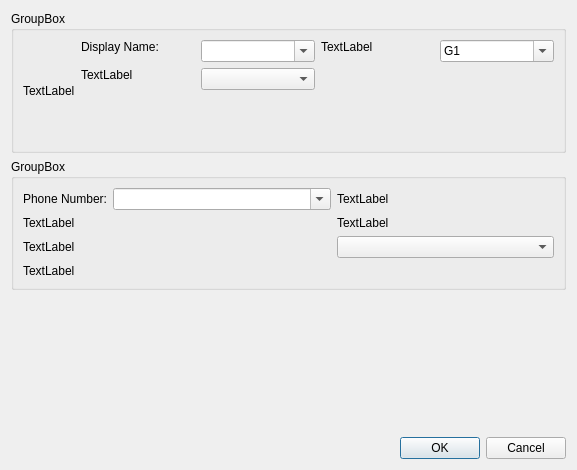
Old version of the form phonecontactproperty.ui in the repository kitech/kitphone.
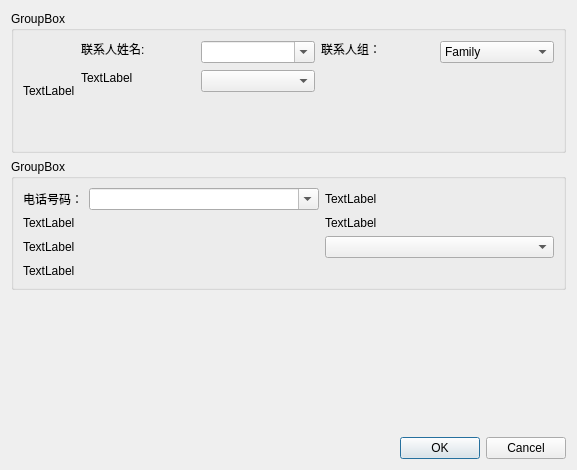
New version of the form.

Diff of the .ui file:
```diff
--- a/phonecontactproperty.ui
+++ b/phonecontactproperty.ui
@@ -38,7 +38,7 @@
         <item row="0" column="0">
          <widget class="QLabel" name="label">
           <property name="text">
-           <string>Display Name:</string>
+           <string>联系人姓名:</string>
           </property>
          </widget>
         </item>
@@ -52,18 +52,18 @@
         <item row="0" column="2">
          <widget class="QLabel" name="label_3">
           <property name="text">
-           <string>TextLabel</string>
+           <string>联系人组：</string>
           </property>
          </widget>
         </item>
         <item row="0" column="3" rowspan="2">
          <widget class="QComboBox" name="comboBox_3">
           <property name="editable">
-           <bool>true</bool>
+           <bool>false</bool>
           </property>
           <item>
            <property name="text">
-            <string>G1</string>
+            <string>Family</string>
            </property>
           </item>
           <item>
@@ -125,7 +125,7 @@
          </sizepolicy>
         </property>
         <property name="text">
-         <string>Phone Number:</string>
+         <string>电话号码：</string>
         </property>
        </widget>
       </item>
```
Left out of the diff: 4 changed lines with no effect on the pictures.
